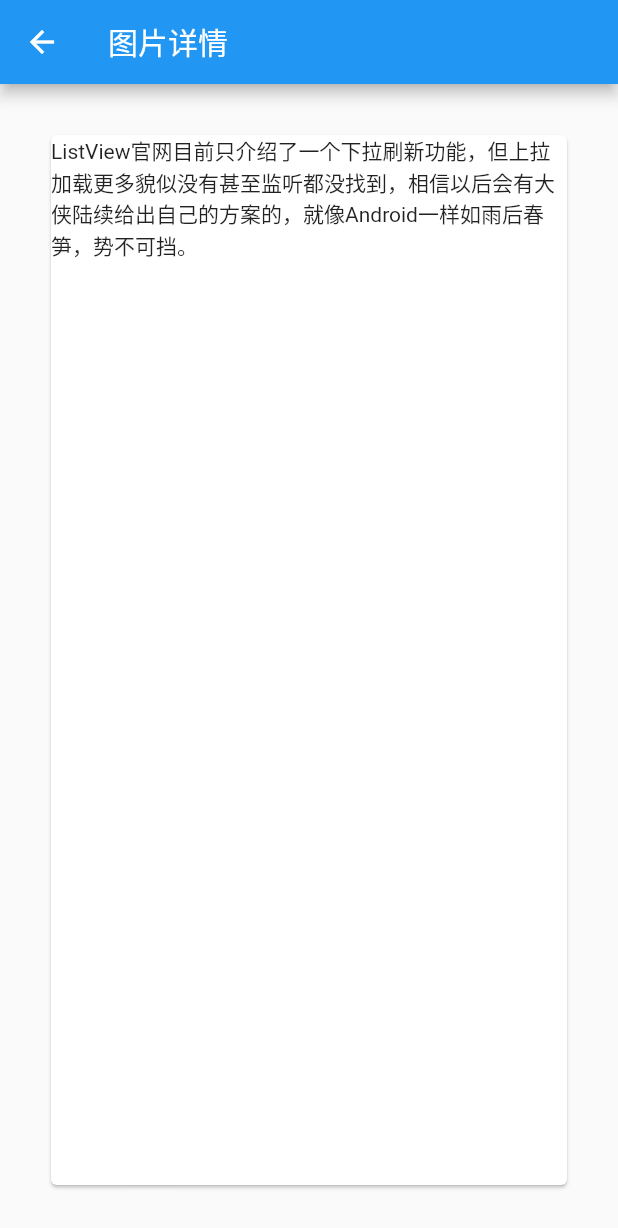
After one commit to gengqiquan/flutter-beauty, a Flutter app: the JokeUI screen opened directly, on a phone screen of 412 x 824 dp. The commit adds this screen. Shown: the top 1228 px of the screen. Run offline on Flutter 3.47's test engine with Material 2 defaults, Android fonts, the phone set to English and light mode, and no system bars; our stand-ins replace dio, transparent_image, video_player; missing offline and left inert: flutter_webview_plugin; network calls fail.

```diff
--- /dev/null
+++ b/lib/funny/JokeUI.dart
@@ -0,0 +1,147 @@
+import 'package:dio/dio.dart';
+import 'package:flutter/material.dart';
+import 'package:video_player/video_player.dart';
+import 'package:beauty/main.dart';
+import 'package:beauty/Video.dart';
+
+import 'dart:ui';
+
+class JokeUI extends StatefulWidget {
+  @override
+  State<StatefulWidget> createState() => new _JokeUItate();
+}
+
+class _JokeUItate extends State<JokeUI> {
+  var width = MediaQueryData.fromWindow(window).size.width;
+  List list = new List();
+
+  @override
+  Widget build(BuildContext context) {
+    return new Scaffold(
+        appBar: new AppBar(
+          title: const Text('图片详情'),
+          iconTheme: new IconThemeData(color: Colors.white),
+        ),
+        body: getImg(1));
+  }
+
+  PageController controller;
+  var pageOffset = 0.0;
+  var forward = true;
+
+  @override
+  void initState() {
+    super.initState();
+    getHttp();
+    controller = new PageController();
+//    lastOffset = controller.offset;
+    controller.addListener(() {
+      setState(() {});
+    });
+  }
+
+  Offset offset = Offset.zero;
+  double x = 0.0;
+  GlobalKey _key = GlobalKey();
+  Offset lastOffset;
+  double lastScale = 1.0;
+
+  Widget getImg(int index) {
+    return new GestureDetector(
+        onScaleStart: (scale) {
+          lastOffset = scale.focalPoint;
+        },
+        onScaleUpdate: (scaleUpdate) {
+          print(scaleUpdate.scale.toString());
+          setState(() {
+            lastScale = (lastScale*scaleUpdate.scale).clamp(0.5, 5.0);
+            offset = Offset(
+                offset.dx + scaleUpdate.focalPoint.dx - lastOffset.dx,
+                offset.dy + scaleUpdate.focalPoint.dy - lastOffset.dy);
+          });
+          lastOffset = scaleUpdate.focalPoint;
+        },
+        onScaleEnd: (scaleEnd){
+          setState(() {
+//            lastScale = scaleEnd.scale;
+          });
+        },
+//        onTapDown: (dragDown) {
+//          lastOffset = dragDown.globalPosition;
+//        },
+////        onTapCancel: () {
+////          lastOffset = null;
+////        },
+//        onPanUpdate: (dragUpdate) {
+//          RenderBox box = _key.currentContext.findRenderObject();
+////          Offset offset = box.localToGlobal(Offset.zero);
+//          print(dragUpdate.delta.dx.toString() +
+//              ":" +
+//              dragUpdate.globalPosition.dx.toString());
+//
+//          setState(() {
+//            offset = Offset(
+//                offset.dx + dragUpdate.globalPosition.dx - lastOffset.dx,
+//                offset.dy + dragUpdate.globalPosition.dy - lastOffset.dy);
+//          });
+//          lastOffset = dragUpdate.globalPosition;
+//        },
+        child: new Center(
+          child: new Container(
+              margin: EdgeInsets.all(30),
+              width: double.infinity,
+              height: double.infinity,
+              child: new Transform(
+                  transform: Matrix4.identity()
+                    ..translate(offset.dx, offset.dy)
+                    ..scale(lastScale),
+                  child: new Card(
+                    key: _key,
+                    child: new Text(
+                        "ListView官网目前只介绍了一个下拉刷新功能，但上拉加载更多貌似没有甚至监听都没找到，相信以后会有大侠陆续给出自己的方案的，就像Android一样如雨后春笋，势不可挡。"),
+                  ))),
+        ));
+//    var currentLeftPageIndex = pageOffset.floor();
+//    var currentPageOffsetPercent = pageOffset - currentLeftPageIndex;
+//
+//    return Transform.translate(
+//        offset: Offset(0, (pageOffset - position) * width),
+//        child: Transform.scale(
+//            scale: currentLeftPageIndex == position
+//                ? 1 - currentPageOffsetPercent
+//                : currentPageOffsetPercent,
+//            child: new Container(
+//              color: Color(0xff66ff99),
+//              width: 200,
+//              height: 200,
+//              child: new Center(
+//                child: Text(
+//                    "fsajfhajsafhjskfkjsafjksafjkbasfjksjkbfsjkbfsjkbfsjabfksjfbsjabfsakjbfsjkabfkjabsfjbasjfbjk"),
+//              ),
+//            )));
+//    return new Image.network(
+//      url,
+//      fit: BoxFit.scaleDown,
+//    );
+  }
+
+  Future<Null> getHttp() async {
+    try {
+      Response<Map<String, Object>> response;
+      response = await Dio().get("https://api.apiopen.top/recommendPoetry");
+      if (response.statusCode != 200) {
+        return print("response.statusCode" + response.statusCode.toString());
+      }
+      var data = response.data;
+      print(data["code"]);
+      if (data["code"] == 200) {
+        setState(() {
+          list.add(data["result"]);
+          print(list);
+        });
+      }
+    } catch (e) {
+      return print(e);
+    }
+  }
+}
--- a/lib/main.dart
+++ b/lib/main.dart
@@ -1,4 +1,5 @@
 import 'package:beauty/funny/FunnyListUI.dart';
+import 'package:beauty/funny/JokeUI.dart';
 import 'package:beauty/photo/GirlListUI.dart';
 import 'package:beauty/news/NewsListUI.dart';
 import 'package:flutter/material.dart';
```
Also changed, not shown: lib/funny/FunnyListUI.dart (+6 -4 lines), lib/photo/PhotoDetailUI.dart (+10 -2 lines), lib/photo/PhotoPreviewUI.dart (added, +30 -0 lines), lib/widgets/DragScaleView.dart (added, +122 -0 lines).
